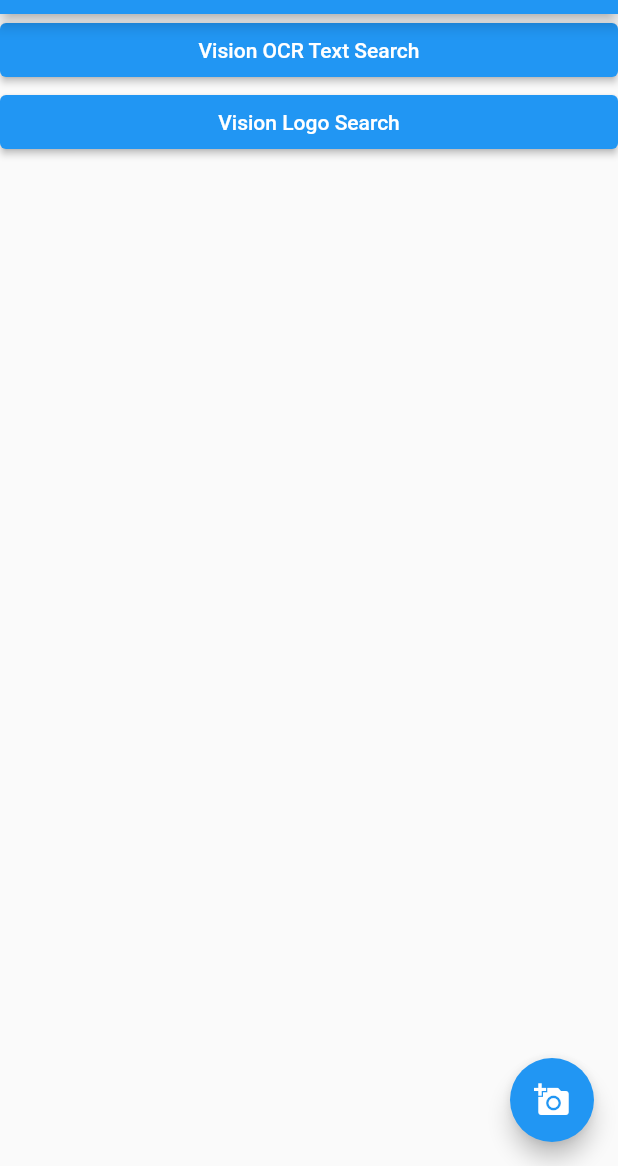
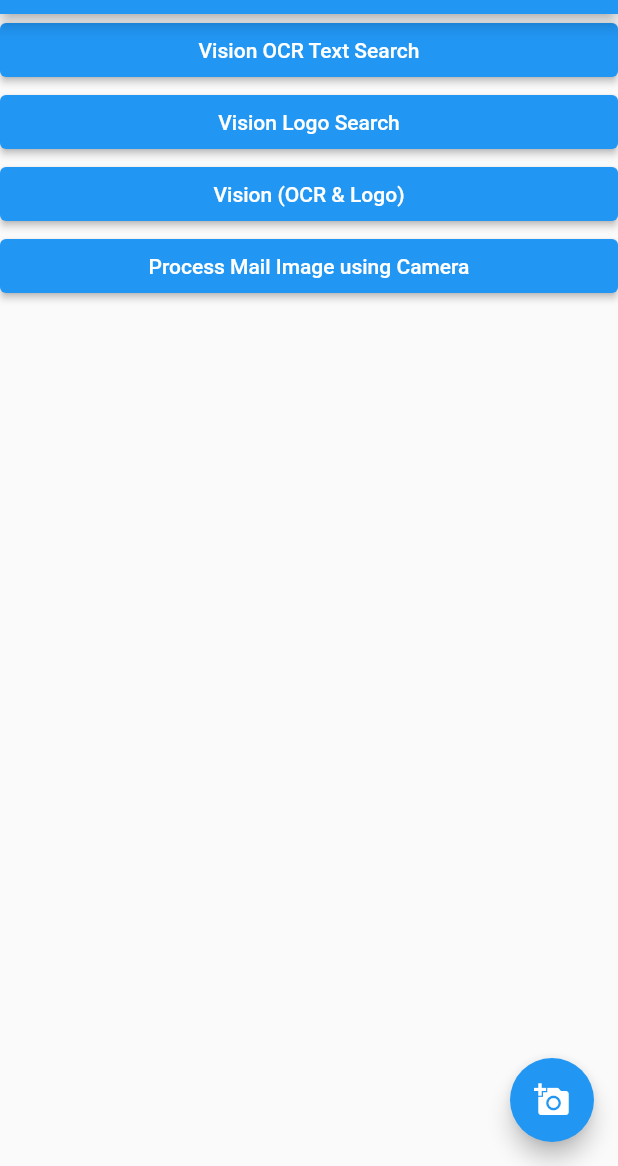
Before and after one commit to umgc/summer2022, a Flutter app: the screen it shows after launch, on a phone screen of 412 x 824 dp, the part 70-1236 px from its top. Run offline on Flutter 3.47's test engine with Material 2 defaults, Android fonts, the phone set to English and light mode, and no system bars; our stand-ins replace googleapis_auth, image_picker; missing offline and left inert: googleapis.

Commit message:
Added JSON Models.
Co-Authored-By: rsamps15 <105593066+rsamps15@users.noreply.github.com>

```diff
--- a/lib/main.dart
+++ b/lib/main.dart
@@ -18,7 +18,7 @@
   @override
   Widget build(BuildContext context) {
     return MaterialApp(
-      title: 'Flutter Demo',
+      title: 'USPS Informed Delivery App - Backend Features',
       theme: ThemeData(
         // This is the theme of your application.
         //
@@ -76,11 +76,15 @@
   void _getImage() async {
     final PickedFile = await picker.getImage(source: ImageSource.camera);
     print(PickedFile!.path);
+    if (PickedFile != null) {
+      _image = File(PickedFile.path);
 
+      _imageBytes = _image!.readAsBytesSync();
+      String a = base64.encode(_imageBytes!);
+      await vision!.search(a);
       setState(() {
         if (PickedFile != null) {
           _image = File(PickedFile.path);
-
           _imageBytes = _image!.readAsBytesSync();
           _imageName = _image!.path.split('/').last;
         } else {
@@ -88,13 +92,15 @@
         }
       });
     }
+  }
 
   void _processImageWithOCR() async {
     print("inside processImageWithOCR\n");
-    var image = await rootBundle.load('assets/unnamed_3.jpg');
+    var image = await rootBundle.load('assets/unnamed_7.jpg');
     var buffer = image.buffer;
     var a = base64.encode(Uint8List.view(buffer));
     print("Image: $image\nBuffer: $buffer\na: $a\n");
+    //await vision!.searchImageForText(a);
     await vision!.searchImageForText(a);
     print("Exit ProcessImageWithOCR");
   }
@@ -107,6 +113,16 @@
     print("Image: $image\nBuffer: $buffer\na: $a\n");
     await vision!.searchImageForLogo(a);
     print("Exit ProcessImageForLogo");
+  }
+
+  void _processImage() async {
+    print("Inside processImageForLogo\n");
+    var image = await rootBundle.load('assets/unnamed_7.jpg');
+    var buffer = image.buffer;
+    var a = base64.encode(Uint8List.view(buffer));
+    print("Image: $image\nBuffer: $buffer\na: $a\n");
+    await vision!.search(a);
+    print("Exit ProcessImage (All Features)");
   }
 
   @override
@@ -132,6 +148,20 @@
                 child: Text("Vision Logo Search"),
               ),
             ),
+            Container(
+              width: double.infinity,
+              child: ElevatedButton(
+                onPressed: _processImage,
+                child: Text("Vision (OCR & Logo)"),
+              ),
+            ),
+            Container(
+              width: double.infinity,
+              child: ElevatedButton(
+                onPressed: _getImage,
+                child: Text("Process Mail Image using Camera"),
+              ),
+            ),
           ],
         ),
       ),
--- /dev/null
+++ b/lib/models/Address.dart
@@ -0,0 +1,37 @@
+import 'dart:io';
+import 'dart:convert';
+import 'package:json_annotation/json_annotation.dart';
+part 'Address.g.dart';
+
+@JsonSerializable()
+class AddressObject {
+  String type;
+  String name;
+  String address;
+  bool validated;
+  AddressObject(
+      {this.type = '',
+      this.name = '',
+      this.address = '',
+      this.validated = false});
+  bool get getValidated {
+    return validated;
+  }
+
+  String get getType {
+    return type;
+  }
+
+  String get getAddress {
+    return address;
+  }
+
+  String get getName {
+    return name;
+  }
+
+  //static fromJson(Map<String, dynamic> e) {}
+  factory AddressObject.fromJson(Map<String, dynamic> address) =>
+      _$AddressObjectFromJson(address);
+  Map<String, dynamic> toJson() => _$AddressObjectToJson(this);
+}
--- /dev/null
+++ b/lib/models/Logo.dart
@@ -0,0 +1,29 @@
+import 'dart:io';
+import 'dart:convert';
+import 'package:json_annotation/json_annotation.dart';
+part 'Logo.g.dart';
+
+@JsonSerializable()
+class LogoObject {
+  String name;
+  LogoObject({required this.name});
+
+  String get getName {
+    return name;
+  }
+
+  // static listFromJson(List<Map<String, dynamic>> list) {
+  //   List<LogoObject> logos = [];
+  //   for (var value in list) {
+  //     logos.add(LogoObject.fromJson(value));
+  //   }
+  //   return logos;
+  // }
+
+  // static fromJson(Map<String, dynamic> parsedJson) {
+  //   return LogoObject(name: parsedJson["name"]);
+  // }
+  factory LogoObject.fromJson(Map<String, dynamic> logo) =>
+      _$LogoObjectFromJson(logo);
+  Map<String, dynamic> toJson() => _$LogoObjectToJson(this);
+}
--- /dev/null
+++ b/lib/models/MailResponse.dart
@@ -0,0 +1,110 @@
+import 'dart:io';
+import 'dart:convert';
+import 'package:json_annotation/json_annotation.dart';
+import './Address.dart';
+import './Logo.dart';
+part 'MailResponse.g.dart';
+
+@JsonSerializable(explicitToJson: true)
+class MailResponse {
+  List<AddressObject> addresses = [];
+  List<LogoObject> logos = [];
+  // List<codeObject> codes = [];
+
+  //MailResponse({required addresses, required logos, required codes});
+  MailResponse({required this.addresses, required this.logos});
+
+  // static fromJson(Map<String, dynamic> parsedJson) {
+  //   return MailResponse(
+  //       addresses: parsedJson['addresses'],
+  //       logos: LogoObject.fromJson(parsedJson['logos']));
+  //   //codes: codeObject.listFromJson(parsedJson['codes']));
+  // }
+  factory MailResponse.fromJson(Map<String, dynamic> mail) =>
+      _$MailResponseFromJson(mail);
+  Map<String, dynamic> toJson() => _$MailResponseToJson(this);
+}
+
+
+
+// class AddressObject {
+//   String type;
+//   String name;
+//   String address;
+//   bool validated;
+//   AddressObject(
+//       {this.type = '',
+//       this.name = '',
+//       this.address = '',
+//       this.validated = false});
+//   bool get getValidated {
+//     return validated;
+//   }
+
+//   String get getType {
+//     return type;
+//   }
+
+//   String get getAddress {
+//     return address;
+//   }
+
+//   String get getName {
+//     return name;
+//   }
+
+//   static listFromJson(List<Map<String, dynamic>> list) {
+//     List<LogoObject> departments = [];
+//     for (var value in list) {
+//       departments.add(LogoObject.fromJson(value));
+//     }
+//     return departments;
+//   }
+
+//   static fromJson(Map<String, dynamic> parsedJson) {
+//     return AddressObject(
+//         type: parsedJson["type"],
+//         name: parsedJson["name"],
+//         address: parsedJson["address"],
+//         validated: parsedJson["validated"]);
+//   }
+// }
+
+// class LogoObject {
+//   late String name;
+//   LogoObject({required name});
+
+//   String get getName {
+//     return name;
+//   }
+
+//   static listFromJson(List<Map<String, dynamic>> list) {
+//     List<LogoObject> logos = [];
+//     for (var value in list) {
+//       logos.add(LogoObject.fromJson(value));
+//     }
+//     return logos;
+//   }
+
+//   static fromJson(Map<String, dynamic> parsedJson) {
+//     return LogoObject(name: parsedJson["name"]);
+//   }
+// }
+
+// class codeObject {
+//   String? type;
+//   String? info;
+//   codeObject({required info, required type});
+
+//   static listFromJson(List<Map<String, dynamic>> list) {
+//     List<codeObject> codes = [];
+//     for (var value in list) {
+//       codes.add(codeObject.fromJson(value));
+//     }
+//     return codes;
+//   }
+
+//   static fromJson(Map<String, dynamic> parsedJson) {
+//     return codeObject(type: parsedJson["type"], info: parsedJson["info"]);
+//   }
+// }
```
Also changed, not shown: lib/api.dart (+36 -12 lines), lib/models/Code.dart (added, +26 -0 lines), lib/models/Response.dart (deleted, +0 -104 lines), pubspec.yaml (+8 -6 lines), lib/models/Address.g.dart (added), lib/models/Code.g.dart (added), lib/models/Logo.g.dart (added), lib/models/MailResponse.g.dart (added), pubspec.lock, 6 other files. Lines whose indentation alone changed are shown as unchanged.
